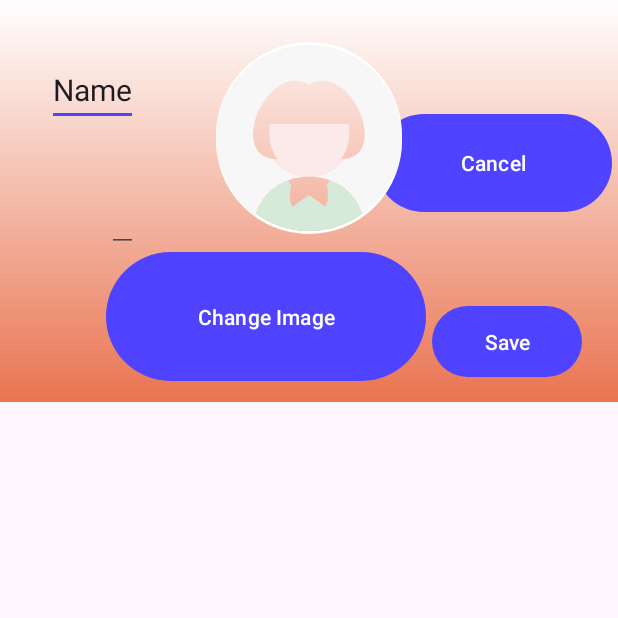
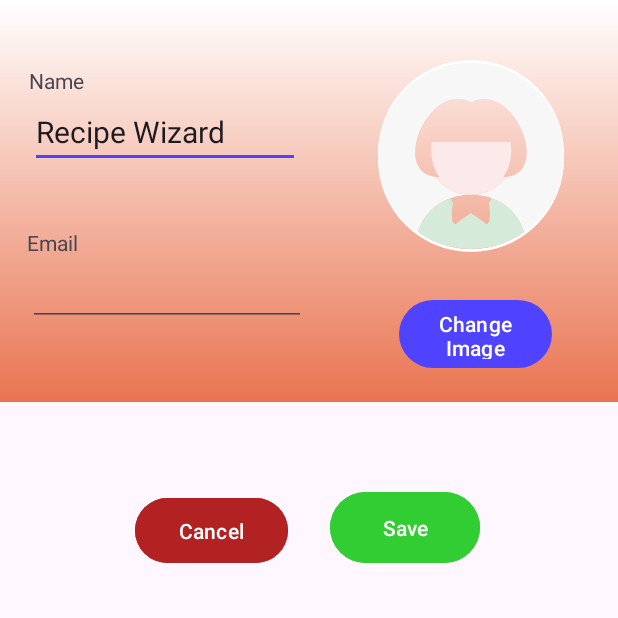
Before and after one commit to VoxanyNet/BestRecipeApp, an Android app: the EditProfile screen opened directly, with no data from a screen before it, on a phone screen of 412 x 824 dp, the top half of it. Run offline under Robolectric (Android 15) with nearby library versions, the phone set to English and light mode, and no system bars; our stand-ins replace Firebase (no records; nobody signed in at launch, a user with empty details on screens opened directly); Roboto replaces fonts that are not available here.

Commit message:
latest updates

```diff
--- a/app/src/main/res/layout/activity_edit_profile.xml
+++ b/app/src/main/res/layout/activity_edit_profile.xml
@@ -25,51 +25,31 @@
                     app:layout_constraintTop_toTopOf="parent"
                     app:layout_constraintEnd_toEndOf="parent"
                     android:id="@+id/uploadButton"
-                    android:layout_width="213dp"
-                    android:layout_height="94dp"
+                    android:layout_width="102dp"
+                    android:layout_height="53dp"
                     android:text="Change Image"
                     android:layout_gravity="center"
-                    android:layout_marginTop="164dp" android:layout_marginEnd="128dp"/>
-
-            <Button
-                    app:layout_constraintTop_toTopOf="parent"
-                    app:layout_constraintEnd_toEndOf="parent"
-                    android:id="@+id/saveButton"
-                    android:layout_width="100dp"
-                    android:layout_height="55dp"
-                    android:text="Save"
-                    android:layout_gravity="center"
-                    android:layout_marginTop="200dp" android:layout_marginEnd="24dp"/>
-            <Button
-                    app:layout_constraintTop_toTopOf="parent"
-                    app:layout_constraintEnd_toEndOf="parent"
-                    android:id="@+id/cancelButton"
-                    android:layout_width="158dp"
-                    android:layout_height="73dp"
-                    android:text="Cancel"
-                    android:layout_gravity="center"
-                    android:layout_marginTop="72dp" android:layout_marginEnd="4dp"/>
+                    android:layout_marginTop="196dp" android:layout_marginEnd="44dp"/>
             <EditText
                     android:id="@+id/profileName"
                     app:layout_constraintTop_toTopOf="parent"
                     app:layout_constraintEnd_toEndOf="parent"
-                    android:layout_width="wrap_content"
-                    android:layout_height="wrap_content"
+                    android:layout_width="180dp"
+                    android:layout_height="48dp"
                     android:layout_gravity="center"
-                    android:text="Name"
+                    android:text="Recipe Wizard"
                     android:textSize="20sp"
-                    android:layout_marginTop="36dp" android:layout_marginEnd="320dp"/>
-
+                    android:layout_marginTop="64dp" android:layout_marginEnd="212dp"/>
             <EditText
                     android:id="@+id/profileEmail"
                     app:layout_constraintTop_toTopOf="parent"
                     app:layout_constraintEnd_toEndOf="parent"
-                    android:layout_width="wrap_content"
-                    android:layout_height="wrap_content"
+                    android:layout_width="185dp"
+                    android:layout_height="45dp"
                     android:layout_gravity="center"
                     android:text="Email"
                     android:textSize="20sp"
-                    android:layout_marginTop="120dp" android:layout_marginEnd="320dp"/>
+                    android:layout_marginTop="172dp" android:layout_marginEnd="208dp"/>
             <ImageView
                     android:contentDescription="@+id/profileImage"
                     android:id="@+id/profileImage"
@@ -79,12 +59,46 @@
                     android:src="@drawable/default_profile_image"
                     app:layout_constraintTop_toTopOf="parent"
                     app:layout_constraintEnd_toEndOf="parent"
-                    android:layout_marginTop="28dp"
-                    android:layout_marginEnd="144dp"/>
+                    android:layout_marginTop="40dp"
+                    android:layout_marginEnd="36dp"/>
+            <TextView
+                    android:text="Email"
+                    app:layout_constraintTop_toTopOf="parent"
+                    app:layout_constraintEnd_toEndOf="parent"
+                    android:layout_width="wrap_content"
+                    android:layout_height="wrap_content" android:id="@+id/textView"
+                    android:layout_marginTop="152dp" android:layout_marginEnd="360dp"/>
+            <TextView
+                    android:text="Name"
+                    app:layout_constraintTop_toTopOf="parent"
+                    app:layout_constraintEnd_toEndOf="parent"
+                    android:layout_width="wrap_content"
+                    android:layout_height="wrap_content" android:id="@+id/textView2"
+                    android:layout_marginTop="44dp" android:layout_marginEnd="356dp"/>
 
         </androidx.constraintlayout.widget.ConstraintLayout>
 
     </LinearLayout>
+    <Button
+            app:layout_constraintTop_toBottomOf="@id/headerLayout"
+            app:layout_constraintEnd_toEndOf="parent"
+            android:id="@+id/saveButton"
+            android:layout_width="100dp"
+            android:layout_height="55dp"
+            android:backgroundTint="#32CD32"
+            android:text="Save"
+            android:layout_gravity="center"
+            android:layout_marginTop="56dp" android:layout_marginEnd="92dp"/>
+    <Button
+            app:layout_constraintTop_toBottomOf="@id/headerLayout"
+            app:layout_constraintEnd_toEndOf="parent"
+            android:id="@+id/cancelButton"
+            android:layout_width="102dp"
+            android:layout_height="51dp"
+            android:backgroundTint="#B22222"
+            android:text="Cancel"
+            android:layout_gravity="center"
+            android:layout_marginTop="60dp" android:layout_marginEnd="220dp"/>
 
 
 </androidx.constraintlayout.widget.ConstraintLayout>
--- a/app/src/main/res/layout/activity_profile.xml
+++ b/app/src/main/res/layout/activity_profile.xml
@@ -28,7 +28,7 @@
                     android:layout_width="wrap_content"
                     android:layout_height="wrap_content"
                     android:layout_gravity="center"
-                    android:text="Recipe Author :)"
+                    android:text="Recipe Wizard"
                     android:textSize="20sp"
                     android:layout_marginTop="52dp" android:layout_marginEnd="236dp"/>
             <TextView
@@ -56,11 +56,15 @@
         </androidx.constraintlayout.widget.ConstraintLayout>
         <Button
                 android:layout_width="wrap_content"
-                android:layout_height="76dp"
+                android:layout_height="49dp"
+                app:layout_constraintTop_toTopOf="parent"
+                app:layout_constraintEnd_toEndOf="parent"
                 android:text="edit"
-                android:backgroundTint="#0000FF"
+                android:backgroundTint="#80461B"
                 android:textColor="#FFFFFF"
                 android:padding="12dp"
+                android:layout_gravity="center"
+                tools:layout_editor_absoluteX="83dp" android:layout_marginTop="28dp"
                 android:id="@+id/editProfileButton"
         />
 
```
